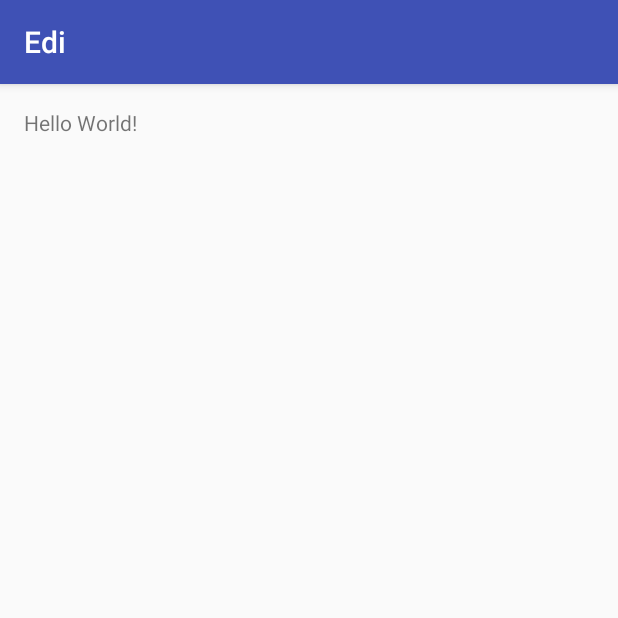
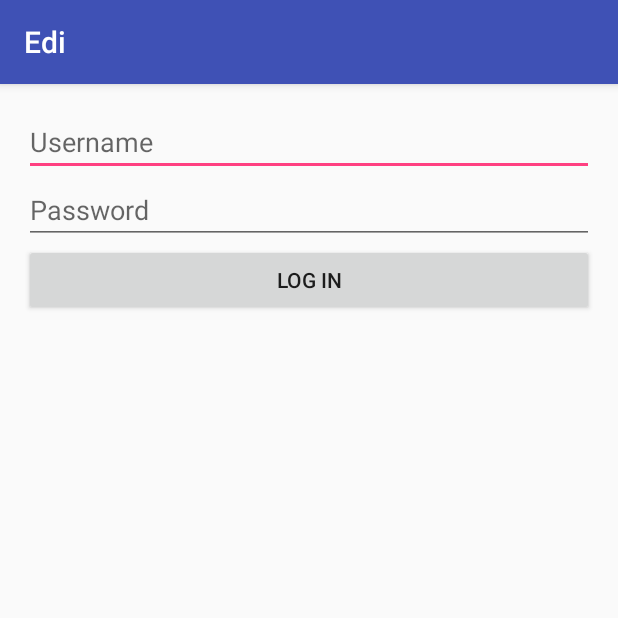
Before and after one commit to vladUng/Android_SWEng1York, an Android app: the screen it shows after launch (LoInActivity), on a phone screen of 412 x 824 dp, the top half of it. Run offline under Robolectric (Android 15) with nearby library versions, the phone set to English and light mode, and no system bars.

Commit message:
Updated the new Android project with the code that I've previously written.

```diff
--- a/Edi/app/src/main/AndroidManifest.xml
+++ b/Edi/app/src/main/AndroidManifest.xml
@@ -15,6 +15,7 @@
                 <category android:name="android.intent.category.LAUNCHER" />
             </intent-filter>
         </activity>
+        <activity android:name=".PresentationActivity"></activity>
     </application>
 
 </manifest>
--- a/Edi/app/src/main/res/layout/activity_lo_in.xml
+++ b/Edi/app/src/main/res/layout/activity_lo_in.xml
@@ -10,8 +10,46 @@
     android:paddingTop="@dimen/activity_vertical_margin"
     tools:context="com.example.i2lc.edi.LoInActivity">
 
-    <TextView
-        android:layout_width="wrap_content"
-        android:layout_height="wrap_content"
-        android:text="Hello World!" />
+    <LinearLayout
+        android:orientation="vertical"
+        android:layout_width="match_parent"
+        android:layout_height="match_parent"
+        android:layout_alignParentTop="true"
+        android:layout_alignParentLeft="true"
+        android:layout_alignParentStart="true">
+
+        <EditText
+            android:layout_width="match_parent"
+            android:layout_height="wrap_content"
+            android:inputType="text|textPersonName"
+            android:ems="10"
+            android:id="@+id/username"
+            android:hint="@string/username"
+            android:imeOptions="actionNext" />
+
+        <EditText
+            android:layout_width="match_parent"
+            android:layout_height="wrap_content"
+            android:inputType="textWebPassword"
+            android:ems="10"
+            android:id="@+id/password"
+            android:imeOptions="actionDone"
+            android:hint="@string/password" />
+
+        <LinearLayout
+            android:orientation="horizontal"
+            android:layout_width="match_parent"
+            android:layout_height="match_parent">
+
+            <Button
+                android:text="@string/log_in"
+                android:layout_height="wrap_content"
+                android:id="@+id/logIn"
+                android:layout_weight="0.32"
+                android:layout_width="0dp"
+                android:onClick="logIn"
+                android:inputType="none" />
+        </LinearLayout>
+
+    </LinearLayout>
 </RelativeLayout>
--- a/Edi/app/src/main/res/values/strings.xml
+++ b/Edi/app/src/main/res/values/strings.xml
@@ -1,3 +1,6 @@
 <resources>
     <string name="app_name">Edi</string>
+    <string name="log_in">Log In</string>
+    <string name="password">Password</string>
+    <string name="username">Username</string>
 </resources>
```
Also changed, not shown: Edi/app/src/main/java/com/example/i2lc/edi/LoInActivity.java (+15 -0 lines), Edi/app/src/main/java/com/example/i2lc/edi/PresentationActivity.java (added, +21 -0 lines), Edi/app/src/main/res/layout/activity_presentation.xml (added, +27 -0 lines).
